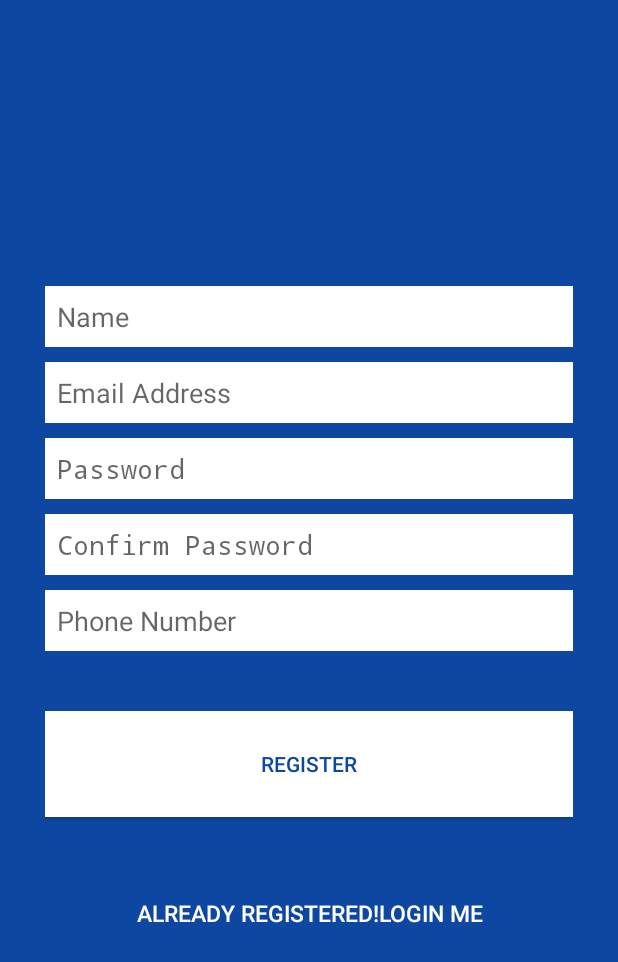
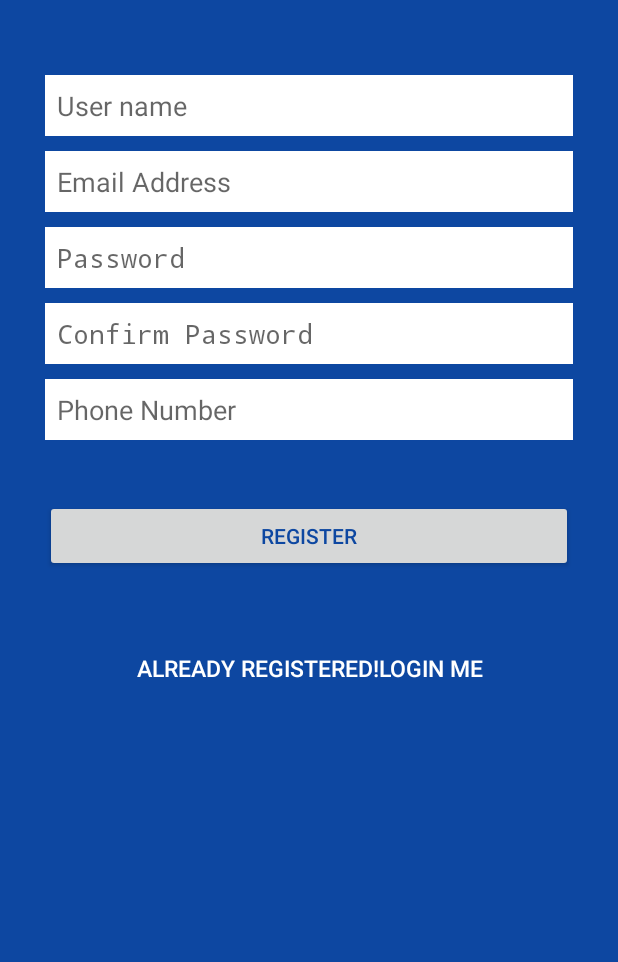
Before and after one commit to Chandankroy92/TripLogger, an Android app: the screen it shows after launch (sign before the commit, SigningActivity after it), after a tap on "Not a member?sign up now", on a phone screen of 412 x 824 dp. Shown: the top 962 px of the screen. Run offline under Robolectric (Android 15) with nearby library versions, the phone set to English and light mode, and no system bars.

Commit message:
resolve login screen error.

```diff
--- a/app/src/main/java/com/example/singh/log/Home.java
+++ b/app/src/main/java/com/example/singh/log/Home.java
@@ -74,7 +74,7 @@ public class Home extends ActionBarActivity implements View.OnClickListener {
          switch(v.getId())
         {
             case R.id.imageButton5:
-                Intent i=new Intent(Home.this,login.class);
+                Intent i=new Intent(Home.this,LoginActivity.class);
                 startActivity(i);
                 break;
 
--- /dev/null
+++ b/app/src/main/java/com/example/singh/log/LoginActivity.java
@@ -0,0 +1,83 @@
+package com.example.singh.log;
+
+
+import android.app.Activity;
+import android.content.Intent;
+import android.os.Bundle;
+import android.view.View;
+import android.view.View.OnClickListener;
+import android.widget.Button;
+import android.widget.EditText;
+import android.widget.Toast;
+
+public class LoginActivity extends Activity implements OnClickListener {
+
+    LoginDataBaseAdapter loginDataBaseAdapter;
+    EditText editTextUserName;
+    EditText editTextPassword;
+    Button btnSignIn, btnLinkRegister;
+
+
+    @Override
+    protected void onCreate(Bundle savedInstanceState) {
+        super.onCreate(savedInstanceState);
+        setContentView(R.layout.activity_login);
+
+
+        editTextPassword = (EditText) findViewById(R.id.etpass1);
+        editTextUserName = (EditText) findViewById(R.id.etname);
+
+        btnSignIn = (Button) findViewById(R.id.buttonSignIn);
+        btnLinkRegister = (Button) findViewById(R.id.link_register);
+
+        //Register click listener
+        btnSignIn.setOnClickListener(this);
+        btnLinkRegister.setOnClickListener(this);
+
+
+        // create a instance of SQLite Database
+        loginDataBaseAdapter = new LoginDataBaseAdapter(this);
+        loginDataBaseAdapter = loginDataBaseAdapter.open();
+
+    }
+    // Methos to handleClick Event of Sign In Button
+
+    // get the Refferences of views
+
+
+    // Set On ClickList
+    @Override
+    public void onClick(View v) {
+        if (v.getId() == R.id.link_register) {
+            System.out.println("kkk click over register");
+            Intent j = new Intent(LoginActivity.this, SigningActivity.class);
+            startActivity(j);
+            finish();
+        } else if (v.getId() == R.id.buttonSignIn) {
+            System.out.println("kkk click over signing");
+            // get The User name and Password
+            String userName = editTextUserName.getText().toString();
+            String password = editTextPassword.getText().toString();
+
+            // fetch the Password form database for respective user name
+            String storedPassword = loginDataBaseAdapter.getSinlgeEntry(userName);
+
+            // check if the Stored password matches with Password entered by user
+            if (password.equals(storedPassword)) {
+                Intent i = new Intent(LoginActivity.this, index.class);
+                startActivity(i);
+            } else {
+                Toast.makeText(LoginActivity.this, "User Name or Password does not match", Toast.LENGTH_LONG).show();
+                editTextUserName.requestFocus();
+            }
+
+        }
+    }
+
+    @Override
+    protected void onDestroy() {
+        super.onDestroy();
+        // Close The Database
+        loginDataBaseAdapter.close();
+    }
+}
--- a/app/src/main/java/com/example/singh/log/LoginDataBaseAdapter.java
+++ b/app/src/main/java/com/example/singh/log/LoginDataBaseAdapter.java
@@ -13,7 +13,7 @@ import android.content.ContentValues;
 
 public class LoginDataBaseAdapter
 {
-    static final String DATABASE_NAME = "login.db";
+    static final String DATABASE_NAME = "LoginActivity.db";
     static final int DATABASE_VERSION = 1;
     public static final int NAME_COLUMN = 1;
     // TODO: Create public field for each column in your table.
--- a/app/src/main/java/com/example/singh/log/sign.java
+++ b/app/src/main/java/com/example/singh/log/SigningActivity.java
@@ -11,35 +11,41 @@ import android.widget.Toast;
 import java.util.regex.Matcher;
 import java.util.regex.Pattern;
 
-public class sign extends Activity implements View.OnClickListener {
+public class SigningActivity extends Activity {
     EditText editTextUserName,editTextPassword,editTextConfirmPassword,editemail,editPhone;
-    Button btnCreateAccount;
+    Button btnCreateAccount, btnLoginScreen;
 
     LoginDataBaseAdapter loginDataBaseAdapter;
     @Override
     protected void onCreate(Bundle savedInstanceState)
     {
         super.onCreate(savedInstanceState);
-        setContentView(R.layout.sign);
+        setContentView(R.layout.activity_singing);
 
-// get Instance of Database Adapter
+        // get Instance of Database Adapter
         loginDataBaseAdapter=new LoginDataBaseAdapter(this);
         loginDataBaseAdapter=loginDataBaseAdapter.open();
 
-        editTextUserName=(EditText)findViewById(R.id.etnames);
-        editTextPassword=(EditText)findViewById(R.id.etpassword);
-        editTextConfirmPassword=(EditText)findViewById(R.id.etpass);
-        editemail=(EditText)findViewById(R.id.etemail);
-        editPhone=(EditText)findViewById(R.id.etphone);
+        editTextUserName=(EditText)findViewById(R.id.et_username);
+        editTextPassword=(EditText)findViewById(R.id.et_password);
+        editTextConfirmPassword=(EditText)findViewById(R.id.et_pass);
+        editemail=(EditText)findViewById(R.id.et_email);
+        editPhone=(EditText)findViewById(R.id.et_phone);
 
         btnCreateAccount=(Button)findViewById(R.id.btnRegister);
-        Button b2=(Button)findViewById(R.id.btnLinkToLoginScreen);
-        b2.setOnClickListener(this);
+        btnLoginScreen =(Button)findViewById(R.id.btnLinkToLoginScreen);
+
+        btnLoginScreen.setOnClickListener(new View.OnClickListener(){
+            public void onClick(View v){
+
+                startLoginScreen();
+            }
+        });
+
         btnCreateAccount.setOnClickListener(new View.OnClickListener() {
+            public void onClick(View v) {
 
-            public void onClick(View v) {
-// TODO Auto-generated method stub
-
+//              TODO Auto-generated method stub
                 String userName=editTextUserName.getText().toString();
                 String password=editTextPassword.getText().toString();
                 String confirmPassword=editTextConfirmPassword.getText().toString();
@@ -74,15 +80,16 @@ public class sign extends Activity implements View.OnClickListener {
                 }
                 else
                 {
-// Save the Data in Database
+                    // Save the Data in Database
                     loginDataBaseAdapter.insertEntry(userName,password,email,phone);
                     Toast.makeText(getApplicationContext(), "Account Successfully Created ", Toast.LENGTH_LONG).show();
+                    clearViews();
+                    startLoginScreen();
                 }
 
 
             }
         });
-
     }
 
     private boolean validateemail(String emailval) {
@@ -100,19 +107,30 @@ public class sign extends Activity implements View.OnClickListener {
     }
 
     @Override
-    public void onClick(View v) {
-        if(v.getId()==R.id.btnLinkToLoginScreen)
-        {
-            Intent i= new Intent(sign.this,login.class);
-            startActivity(i);
-        }
-    }
-    @Override
     protected void onDestroy() {
-// TODO Auto-generated method stub
+//      TODO Auto-generated method stub
         super.onDestroy();
-
         loginDataBaseAdapter.close();
     }
 
+    private void clearViews(){
+        editemail.setText("");
+        editPhone.setText("");
+        editTextConfirmPassword.setText("");
+        editTextPassword.setText("");
+        editTextUserName.setText("");
+    }
+
+    private void startLoginScreen(){
+        startActivity(new Intent(SigningActivity.this,LoginActivity.class));
+        finish();
+    }
+
+    @Override
+    public void onBackPressed() {
+        super.onBackPressed();
+        startLoginScreen();
+    }
+
+
 }
--- a/app/src/main/java/com/example/singh/log/splash.java
+++ b/app/src/main/java/com/example/singh/log/SplashActivity.java
@@ -5,10 +5,13 @@ import android.os.Bundle;
 import android.os.Handler;
 import android.support.v7.app.AppCompatActivity;
 
-public class splash extends AppCompatActivity {
+public class SplashActivity extends AppCompatActivity {
 
     // Splash screen timer
     private static int SPLASH_TIME_OUT = 3000;
+
+    // Check whether backpressed is clicked or not?
+    private boolean mIsBackButtonPressed;
 
     @Override
     protected void onCreate(Bundle savedInstanceState) {
@@ -17,22 +20,23 @@ public class splash extends AppCompatActivity {
 
         new Handler().postDelayed(new Runnable() {
 
-            /*
-             * Showing splash screen with a timer. This will be useful when you
-             * want to show case your app logo / company
-             */
-
             @Override
             public void run() {
-                // This method will be executed once the timer is over
-                // Start your app main activity
-                Intent i = new Intent(splash.this, login.class);
-                startActivity(i);
 
-                // close this activity
                 finish();
+
+                if (!mIsBackButtonPressed) {
+                    Intent i = new Intent(SplashActivity.this, LoginActivity.class);
+                    startActivity(i);
+                }
             }
         }, SPLASH_TIME_OUT);
     }
 
+    @Override
+    public void onBackPressed() {
+        mIsBackButtonPressed = true;
+        super.onBackPressed();
+    }
+
 }
--- a/app/src/main/java/com/example/singh/log/login.java
+++ /dev/null
@@ -1,80 +0,0 @@
-package com.example.singh.log;
-
-
-import android.app.Activity;
-import android.content.Intent;
-import android.os.Bundle;
-import android.view.View;
-import android.view.View.OnClickListener;
-import android.widget.Button;
-import android.widget.EditText;
-import android.widget.Toast;
-
-public class login extends Activity implements OnClickListener {
-
-    LoginDataBaseAdapter loginDataBaseAdapter;
-    EditText editTextUserName;
-    EditText editTextPassword;
-    Button btnSignIn, btnLinkRegister;
-
-
-    @Override
-    protected void onCreate(Bundle savedInstanceState) {
-        super.onCreate(savedInstanceState);
-        setContentView(R.layout.activity_login);
-
-
-        editTextPassword = (EditText) findViewById(R.id.etpass1);
-        editTextUserName = (EditText) findViewById(R.id.etname);
-
-        btnSignIn = (Button) findViewById(R.id.buttonSignIn);
-        btnSignIn.setOnClickListener(this);
-        btnLinkRegister = (Button) findViewById(R.id.link_register);
-        btnLinkRegister.setOnClickListener(this);
-
-
-// create a instance of SQLite Database
-        loginDataBaseAdapter = new LoginDataBaseAdapter(this);
-        loginDataBaseAdapter = loginDataBaseAdapter.open();
-
-    }
-    // Methos to handleClick Event of Sign In Button
-
-// get the Refferences of views
-
-
-// Set On ClickList
-    public void onClick(View v) {
-// get The User name and Password
-        String userName = editTextUserName.getText().toString();
-        String password = editTextPassword.getText().toString();
-
-// fetch the Password form database for respective user name
-        String storedPassword = loginDataBaseAdapter.getSinlgeEntry(userName);
-
-// check if the Stored password matches with Password entered by user
-        if (password.equals(storedPassword)) {
-            Intent i = new Intent(login.this, index.class);
-            startActivity(i);
-
-        } else {
-            Toast.makeText(login.this, "User Name or Password does not match", Toast.LENGTH_LONG).show();
-            editTextUserName.requestFocus();
-        }
-
-
-
-            if (v.getId() == R.id.link_register) {
-                Intent j = new Intent(login.this, sign.class);
-                startActivity(j);
-            }
-        }
-
-        @Override
-        protected void onDestroy () {
-            super.onDestroy();
-
-// Close The Database
-            loginDataBaseAdapter.close();
-        }
-    }
--- a/app/src/main/res/layout/activity_login.xml
+++ b/app/src/main/res/layout/activity_login.xml
@@ -22,7 +22,7 @@
             android:layout_height="wrap_content"
             android:layout_marginBottom="10dp"
             android:background="@android:color/white"
-            android:hint="Enter name"
+            android:hint="@string/user_name"
             android:padding="10dp"
             android:singleLine="true"
             android:inputType="textCapWords"
--- a/app/src/main/res/layout/sign.xml
+++ b/app/src/main/res/layout/activity_singing.xml
@@ -1,4 +1,4 @@
-<LinearLayout xmlns:android="http://schemas.android.com/apk/res/android"
+<ScrollView xmlns:android="http://schemas.android.com/apk/res/android"
     xmlns:tools="http://schemas.android.com/tools"
     android:layout_width="fill_parent"
     android:layout_height="fill_parent"
@@ -6,8 +6,8 @@
     android:padding="10dp"
     android:gravity="center"
     tools:context="com.example.singh.triplogger.login"
-    android:background="#0d47a1"
-    android:weightSum="1">
+    android:background="#0d47a1">
+
 
     <LinearLayout
         android:layout_width="fill_parent"
@@ -23,12 +23,13 @@
             android:layout_height="wrap_content"
             android:layout_marginBottom="10dp"
             android:background="@android:color/white"
-            android:hint="@string/name"
+            android:hint="@string/user_name"
             android:padding="8dp"
             android:singleLine="true"
             android:inputType="textCapWords"
             android:textColor="#b2010101"
-            android:id="@+id/etnames" />
+            android:layout_marginTop="40dp"
+            android:id="@+id/et_username" />
 
         <EditText
             android:layout_width="fill_parent"
@@ -38,12 +39,11 @@
             android:hint="@string/email"
             android:padding="8dp"
             android:singleLine="true"
-
             android:textColor="#c7010101"
-            android:id="@+id/etemail" />
+            android:id="@+id/et_email" />
 
         <EditText
-            android:id="@+id/etpassword"
+            android:id="@+id/et_password"
             android:layout_width="fill_parent"
             android:layout_height="wrap_content"
             android:layout_marginBottom="10dp"
@@ -53,8 +53,9 @@
             android:singleLine="true"
             android:inputType="textPassword"
             android:textColor="#c1020102"/>
+
         <EditText
-            android:id="@+id/etpass"
+            android:id="@+id/et_pass"
             android:layout_width="fill_parent"
             android:layout_height="wrap_content"
             android:layout_marginBottom="10dp"
@@ -66,7 +67,7 @@
             android:textColor="#bf020202"/>
 
         <EditText
-            android:id="@+id/etphone"
+            android:id="@+id/et_phone"
             android:layout_width="fill_parent"
             android:layout_height="wrap_content"
             android:layout_marginBottom="10dp"
@@ -82,7 +83,6 @@
             android:layout_width="fill_parent"
             android:layout_height="wrap_content"
             android:layout_marginTop="30dp"
-            android:background="@android:color/white"
             android:text="@string/bregister"
             android:padding="8dp"
             android:textColor="#0d47a1"
@@ -102,4 +102,4 @@
             android:onClick="onClick" />
     </LinearLayout>
 
-</LinearLayout>
+</ScrollView>
--- a/app/src/main/res/menu/menu_login.xml
+++ b/app/src/main/res/menu/menu_login.xml
@@ -1,6 +1,6 @@
 <menu xmlns:android="http://schemas.android.com/apk/res/android"
     xmlns:app="http://schemas.android.com/apk/res-auto"
-    xmlns:tools="http://schemas.android.com/tools" tools:context="com.example.singh.log.login">
+    xmlns:tools="http://schemas.android.com/tools" tools:context="com.example.singh.log.LoginActivity">
     <item android:id="@+id/action_settings" android:title="@string/action_settings"
         android:orderInCategory="100" app:showAsAction="never" />
 </menu>
--- a/app/src/main/res/menu/menu_sign.xml
+++ b/app/src/main/res/menu/menu_sign.xml
@@ -1,6 +1,6 @@
 <menu xmlns:android="http://schemas.android.com/apk/res/android"
     xmlns:app="http://schemas.android.com/apk/res-auto"
-    xmlns:tools="http://schemas.android.com/tools" tools:context="com.example.singh.log.sign">
+    xmlns:tools="http://schemas.android.com/tools" tools:context="com.example.singh.log.SigningActivity">
     <item android:id="@+id/action_settings" android:title="@string/action_settings"
         android:orderInCategory="100" app:showAsAction="never" />
 </menu>
--- a/app/src/main/res/menu/menu_splash.xml
+++ b/app/src/main/res/menu/menu_splash.xml
@@ -1,6 +1,6 @@
 <menu xmlns:android="http://schemas.android.com/apk/res/android"
     xmlns:app="http://schemas.android.com/apk/res-auto"
-    xmlns:tools="http://schemas.android.com/tools" tools:context="com.example.singh.log.splash">
+    xmlns:tools="http://schemas.android.com/tools" tools:context="com.example.singh.log.SplashActivity">
     <item android:id="@+id/action_settings" android:title="@string/action_settings"
         android:orderInCategory="100" app:showAsAction="never" />
 </menu>
--- a/app/src/main/res/values/strings.xml
+++ b/app/src/main/res/values/strings.xml
@@ -6,7 +6,7 @@
     <string name="title_activity_login">login</string>
     <string name="title_activity_sign">sign</string>
     <string name="title_activity_register">register</string>
-    <string name="name">Name</string>
+    <string name="user_name">User name</string>
     <string name="email">Email Address</string>
     <string name="enterpass">Password</string>
     <string name="passwordC">Confirm Password</string>
```
Also changed, not shown: app/src/main/AndroidManifest.xml (+4 -4 lines).
